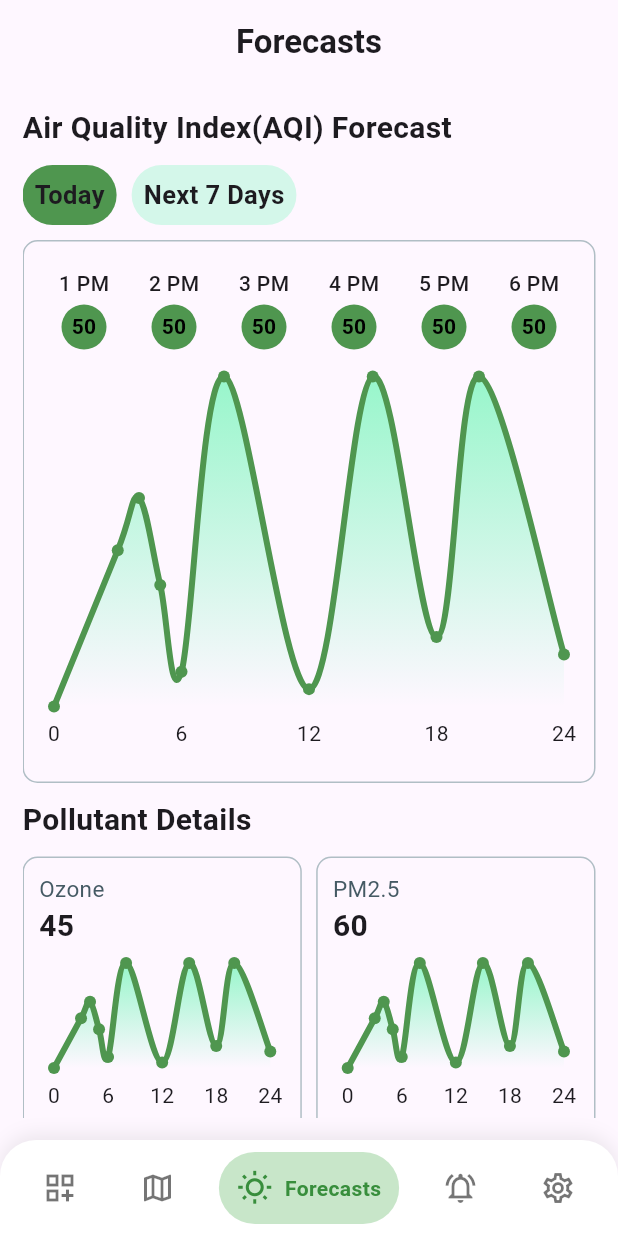
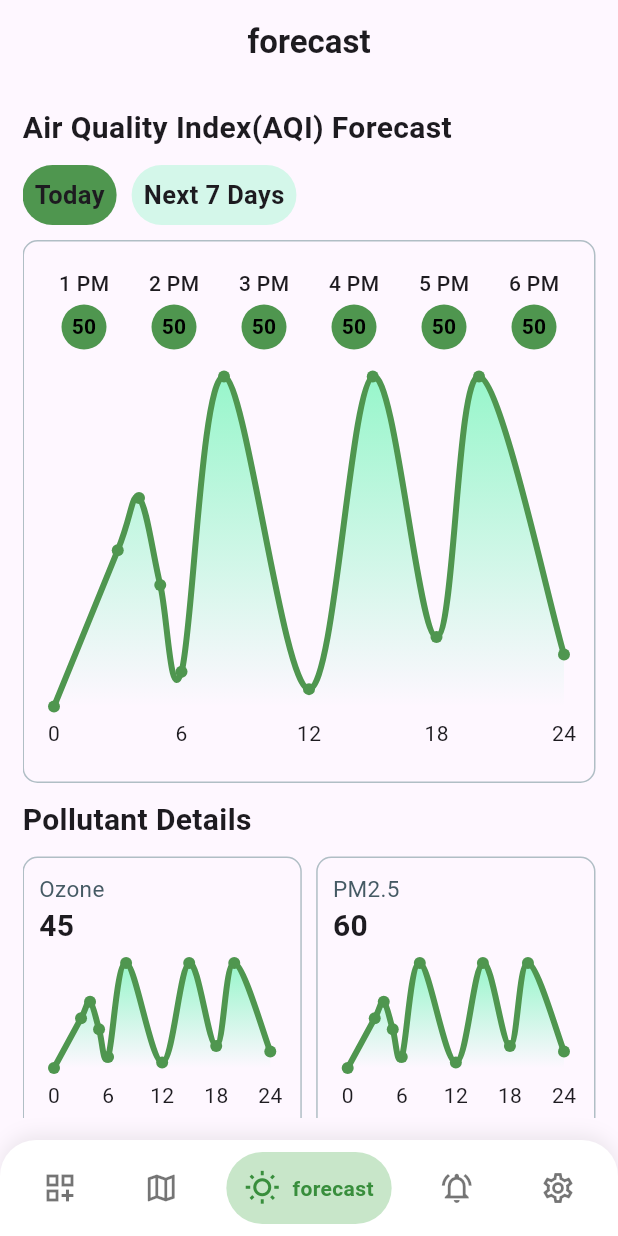
Before and after one commit to amrelmaadawy/pollution_predict, a Flutter app: the screen it shows after launch, item 3 of the bottom bar chosen, on a phone screen of 412 x 824 dp. Run offline on Flutter 3.47's test engine with Material 3 defaults, Android fonts, the phone set to English and light mode, and no system bars; drawn by our look-alikes of fl_chart, google_nav_bar; our stand-ins replace bloc, flutter_bloc, flutter_map, latlong2, shared_preferences.

Commit message:
fix the arabic lang

```diff
--- a/lib/features/air_quality/ui/nav_bar_view.dart
+++ b/lib/features/air_quality/ui/nav_bar_view.dart
@@ -18,10 +18,10 @@ class NavBarView extends StatefulWidget {
 class _NavBarViewState extends State<NavBarView> {
   late List<String> appBarsTitle = [
     S.of(context).airQuality,
-    "Air Quality Map",
-    "Forecasts",
-    "Air Quality Status",
-    "Settings"
+    S.of(context).AirQualityMap,
+    S.of(context).forecast,
+    S.of(context).AirQualityStatus,
+    S.of(context).Setting
   ];
   List<Widget> pages = [
     AirQualitiyView(),
--- a/lib/features/air_quality/ui/widgets/custom_nav_bar.dart
+++ b/lib/features/air_quality/ui/widgets/custom_nav_bar.dart
@@ -1,5 +1,6 @@
 import 'package:flutter/material.dart';
 import 'package:google_nav_bar/google_nav_bar.dart';
+import 'package:pollution/generated/l10n.dart';
 
 class CustomNavBar extends StatelessWidget {
   final int selectedIndex;
@@ -39,15 +40,21 @@ class CustomNavBar extends StatelessWidget {
           padding: const EdgeInsets.all(12),
           selectedIndex: selectedIndex,
           onTabChange: onTabChange,
-          tabs: const [
+          tabs: [
             GButton(
               icon: Icons.dashboard_customize_outlined,
-              text: "Dashboard",
+              text: S.of(context).Dashboard,
             ),
-            GButton(icon: Icons.map_outlined, text: "Map"),
-            GButton(icon: Icons.wb_sunny_outlined, text: "Forecasts"),
-            GButton(icon: Icons.notifications_active_outlined, text: "Alerts"),
-            GButton(icon: Icons.settings_outlined, text: "Setting"),
+            GButton(icon: Icons.map_outlined, text: S.of(context).Map),
+            GButton(
+              icon: Icons.wb_sunny_outlined,
+              text: S.of(context).forecast,
+            ),
+            GButton(
+              icon: Icons.notifications_active_outlined,
+              text: S.of(context).Alerts,
+            ),
+            GButton(icon: Icons.settings_outlined, text: S.of(context).Setting),
           ],
         ),
       ),
```
Also changed, not shown: lib/l10n/intl_ar.arb (+19 -1 lines), lib/l10n/intl_en.arb (+15 -2 lines), lib/generated/intl/messages_ar.dart, lib/generated/intl/messages_en.dart, lib/generated/l10n.dart.
